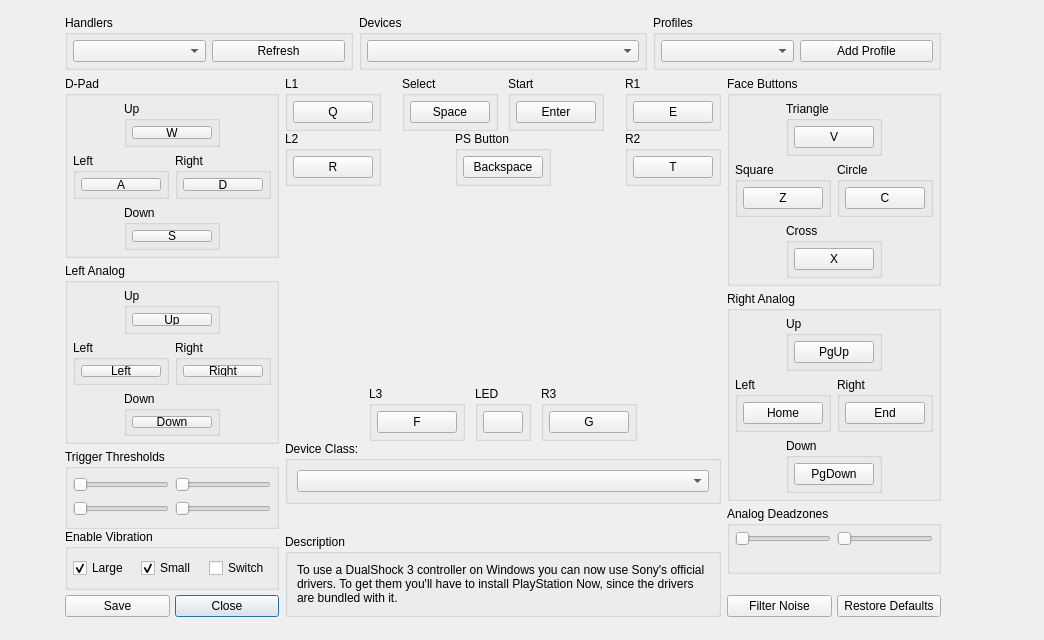
Old version of the form rpcs3/rpcs3qt/pad_settings_dialog.ui in the repository RPCS3/rpcs3.
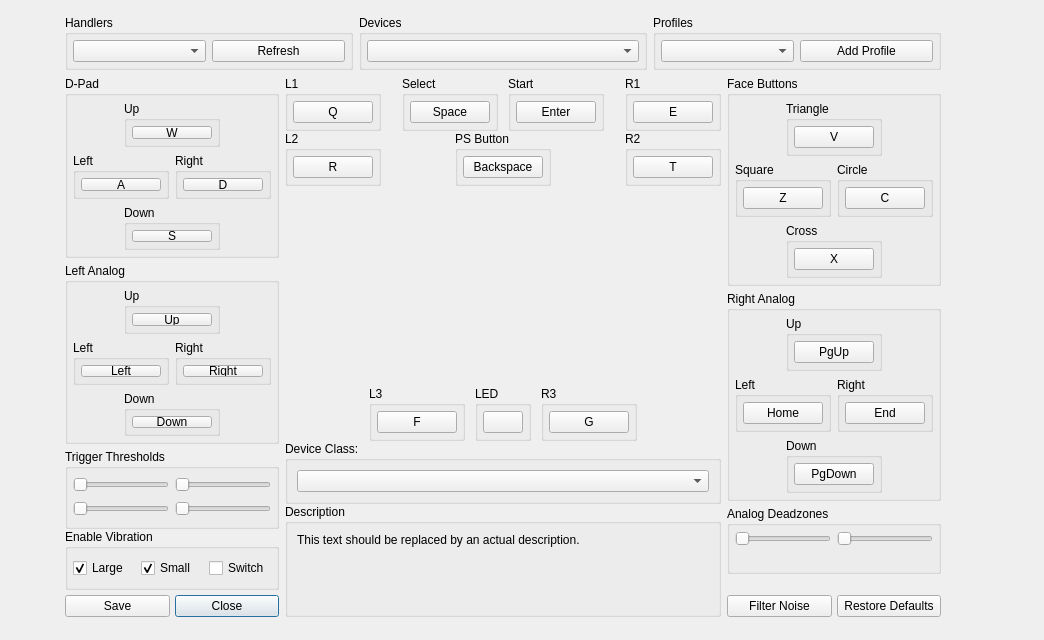
New version of the form. Icons and pictures are not drawn.

Commit message: Pad settings dialog improvements

```diff
--- a/rpcs3/rpcs3qt/pad_settings_dialog.ui
+++ b/rpcs3/rpcs3qt/pad_settings_dialog.ui
@@ -997,7 +997,7 @@
        </layout>
       </item>
       <item>
-       <layout class="QVBoxLayout" name="verticalLayout_middle">
+       <layout class="QVBoxLayout" name="verticalLayout_middle" stretch="0,0,0,0,0,1">
         <property name="spacing">
          <number>0</number>
         </property>
@@ -1540,10 +1540,10 @@
            <item>
             <widget class="QLabel" name="l_description">
              <property name="text">
-              <string>To use a DualShock 3 controller on Windows you can now use Sony's official drivers. To get them you'll have to install PlayStation Now, since the drivers are bundled with it.</string>
+              <string>This text should be replaced by an actual description.&lt;br/&gt;&lt;br/&gt;</string>
              </property>
              <property name="textFormat">
-              <enum>Qt::PlainText</enum>
+              <enum>Qt::RichText</enum>
              </property>
              <property name="alignment">
               <set>Qt::AlignLeading|Qt::AlignLeft|Qt::AlignTop</set>
```
Left out of the diff: 3 changed lines with no effect on the pictures. The commit also changes 4 other files.
